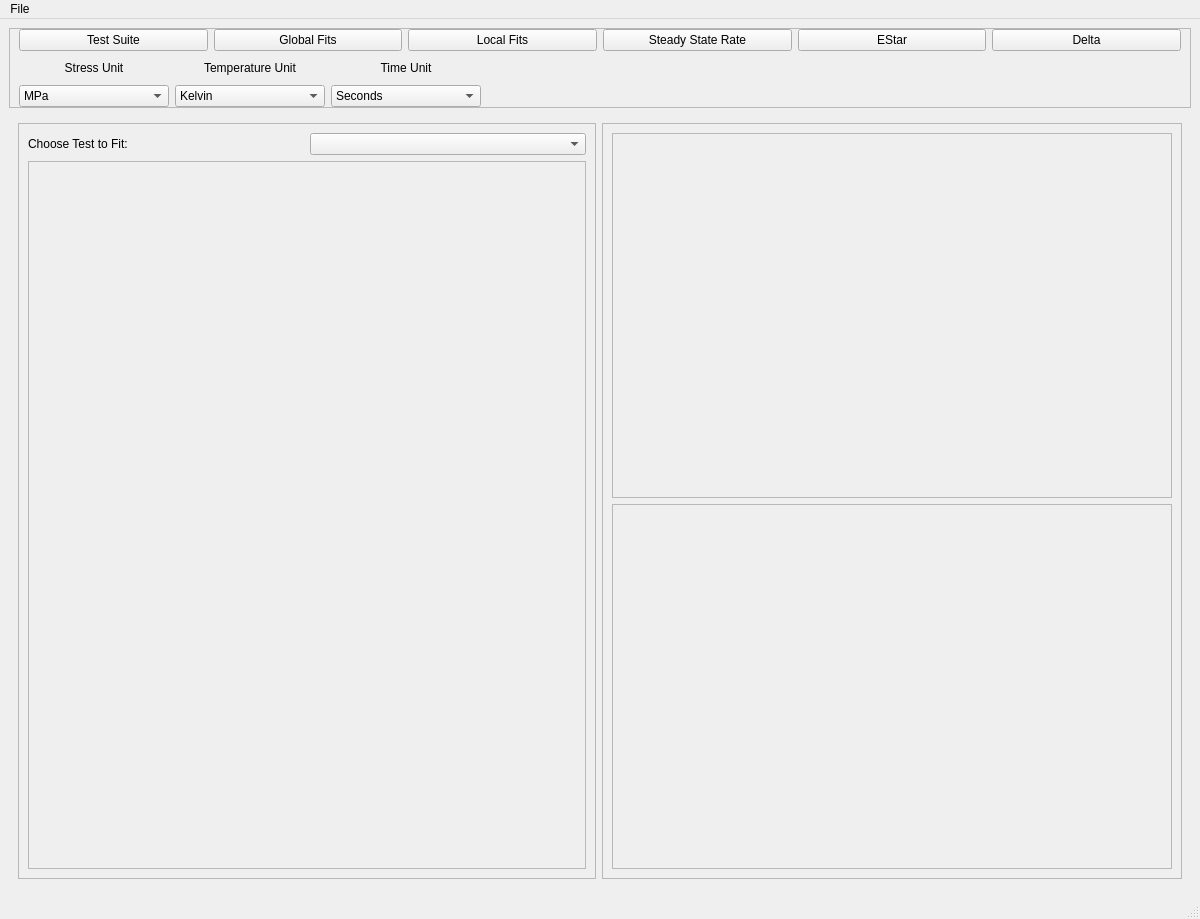
The window that src/frontend/designer/ui_main.ui (sd-brady/creeper) describes before a commit, drawn with Qt 5.
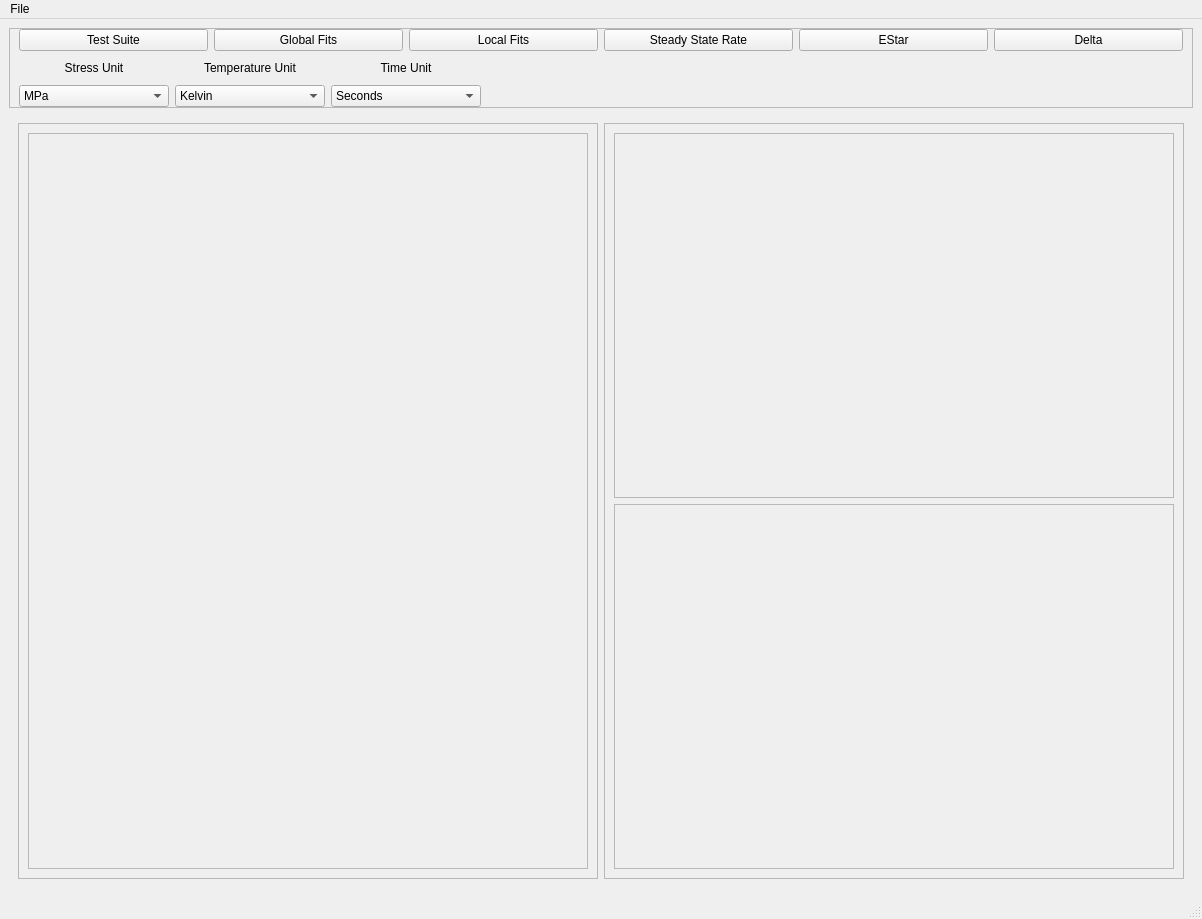
The same window after the commit. The open tabs and pages were chosen to show the change. Custom widgets are drawn as their Qt base class.

What changed in the file:
```diff
--- a/src/frontend/designer/ui_main.ui
+++ b/src/frontend/designer/ui_main.ui
@@ -6,7 +6,7 @@
    <rect>
     <x>0</x>
     <y>0</y>
-    <width>1200</width>
+    <width>1202</width>
     <height>919</height>
    </rect>
   </property>
@@ -517,6 +517,18 @@
        <layout class="QHBoxLayout" name="horizontalLayout_4">
         <item>
          <widget class="QFrame" name="frame_3">
+          <property name="sizePolicy">
+           <sizepolicy hsizetype="Expanding" vsizetype="Preferred">
+            <horstretch>0</horstretch>
+            <verstretch>0</verstretch>
+           </sizepolicy>
+          </property>
+          <property name="minimumSize">
+           <size>
+            <width>580</width>
+            <height>0</height>
+           </size>
+          </property>
           <property name="frameShape">
            <enum>QFrame::StyledPanel</enum>
           </property>
@@ -524,20 +536,6 @@
            <enum>QFrame::Raised</enum>
           </property>
           <layout class="QVBoxLayout" name="verticalLayout_3">
-           <item>
-            <layout class="QHBoxLayout" name="horizontalLayout_2">
-             <item>
-              <widget class="QLabel" name="label">
-               <property name="text">
-                <string>Choose Test to Fit:</string>
-               </property>
-              </widget>
-             </item>
-             <item>
-              <widget class="QComboBox" name="combo_localfits_testlist"/>
-             </item>
-            </layout>
-           </item>
            <item>
             <widget class="QFrame" name="frame_6">
              <property name="frameShape">
@@ -548,17 +546,7 @@
              </property>
              <layout class="QHBoxLayout" name="horizontalLayout_3">
               <item>
-               <widget class="QWidget" name="md" native="true">
-                <layout class="QVBoxLayout" name="verticalLayout_6">
-                 <item>
-                  <layout class="QVBoxLayout" name="localfit_md_layout">
-                   <item>
-                    <widget class="MdWidget" name="widget" native="true"/>
-                   </item>
-                  </layout>
-                 </item>
-                </layout>
-               </widget>
+               <widget class="MdWidget" name="localfit_mdwidget" native="true"/>
               </item>
              </layout>
             </widget>
@@ -568,6 +556,12 @@
         </item>
         <item>
          <widget class="QFrame" name="frame_2">
+          <property name="sizePolicy">
+           <sizepolicy hsizetype="Expanding" vsizetype="Preferred">
+            <horstretch>0</horstretch>
+            <verstretch>0</verstretch>
+           </sizepolicy>
+          </property>
           <property name="minimumSize">
            <size>
             <width>580</width>
@@ -618,7 +612,7 @@
     <rect>
      <x>0</x>
      <y>0</y>
-     <width>1200</width>
+     <width>1202</width>
      <height>20</height>
     </rect>
    </property>
```
